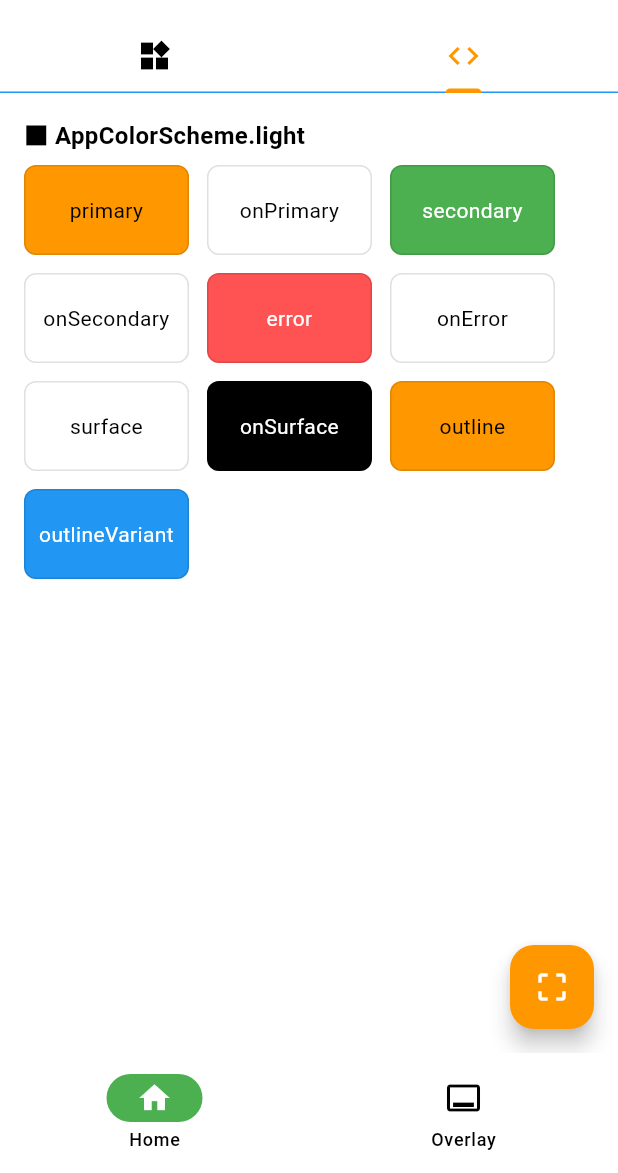
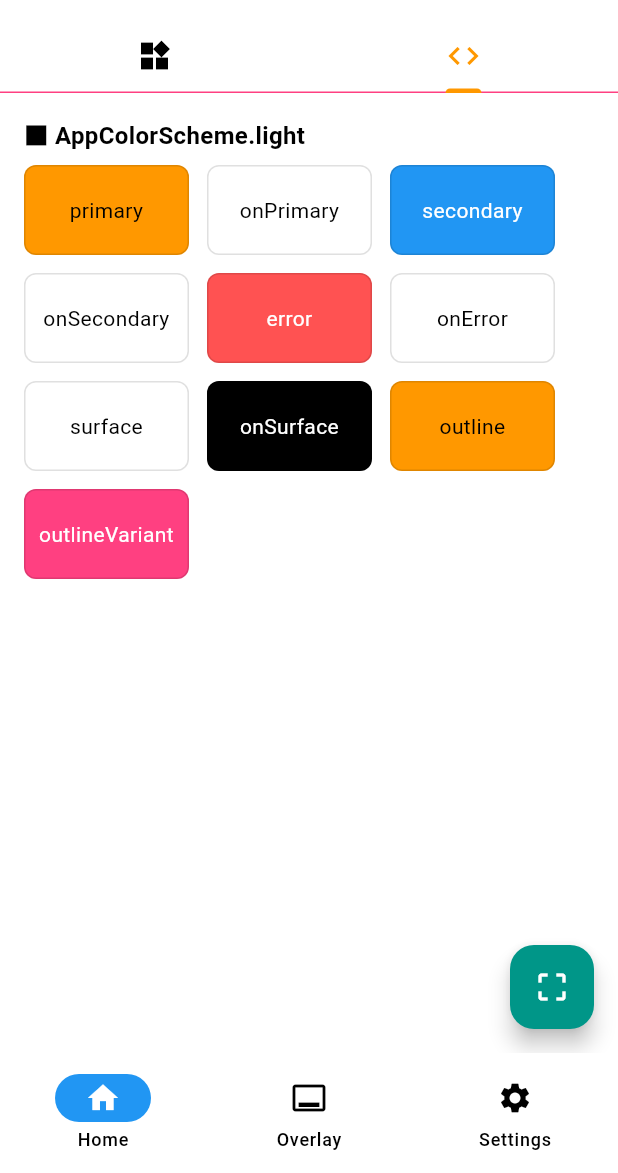
Before and after one commit to go5go69/flutter-color-scheme-sample, a Flutter app: the screen it shows after launch, tab 2 chosen, on a phone screen of 412 x 824 dp, the part 63-1236 px from its top. Run offline on Flutter 3.47's test engine with Material 3 defaults, Android fonts, the phone set to English and light mode, and no system bars; our stand-ins replace flutter_colorpicker, flutter_riverpod.

Commit message:
color_schemeを変更できるように修正

```diff
--- a/lib/main.dart
+++ b/lib/main.dart
@@ -1,20 +1,22 @@
 import 'package:flutter/material.dart';
+import 'package:flutter_color_scheme_sample/theme/color_scheme_provider.dart';
 import 'package:flutter_color_scheme_sample/presentation/root.dart';
-import 'package:flutter_color_scheme_sample/theme/app_color_scheme.dart';
 import 'package:flutter_riverpod/flutter_riverpod.dart';
 
 void main() {
   runApp(const ProviderScope(child: MyApp()));
 }
 
-class MyApp extends StatelessWidget {
+class MyApp extends ConsumerWidget {
   const MyApp({super.key});
   @override
-  Widget build(BuildContext context) {
+  Widget build(BuildContext context, WidgetRef ref) {
+    final cs = ref.watch(colorSchemeProvider);
+
     return MaterialApp(
       theme: ThemeData(
         useMaterial3: true,
-        colorScheme: AppColorScheme.light,
+        colorScheme: cs,
       ),
       home: Root(),
       debugShowCheckedModeBanner: false,
--- a/lib/presentation/root.dart
+++ b/lib/presentation/root.dart
@@ -1,6 +1,7 @@
 import 'package:flutter/material.dart';
 import 'package:flutter_color_scheme_sample/presentation/pages/dialog_snack_sheet_page.dart';
 import 'package:flutter_color_scheme_sample/presentation/pages/home_page.dart';
+import 'package:flutter_color_scheme_sample/presentation/pages/setting_page.dart';
 
 class Root extends StatefulWidget {
   const Root({super.key});
@@ -17,6 +18,7 @@ class _RootState extends State<Root> {
     final pages = <Widget>[
       HomePage(),
       DialogSnackSheetPage(),
+      SettingPage(),
     ];
     return Scaffold(
       body: pages[_navIndex],
@@ -32,10 +34,10 @@ class _RootState extends State<Root> {
             icon: Icon(Icons.call_to_action_outlined),
             label: 'Overlay',
           ),
-          // NavigationDestination(
-          //   icon: Icon(Icons.settings),
-          //   label: 'Settings',
-          // ),
+          NavigationDestination(
+            icon: Icon(Icons.settings),
+            label: 'Settings',
+          ),
         ],
       ),
     );
--- a/lib/presentation/tab_content/code_tab.dart
+++ b/lib/presentation/tab_content/code_tab.dart
@@ -1,16 +1,17 @@
 import 'package:flutter/material.dart';
 import 'package:flutter_color_scheme_sample/presentation/widgets/color_scheme_swatch.dart';
-import 'package:flutter_color_scheme_sample/theme/app_color_scheme.dart';
 
 class CodeTab extends StatelessWidget {
   const CodeTab({super.key});
 
   @override
   Widget build(BuildContext context) {
+    final cs = Theme.of(context).colorScheme;
+
     return SingleChildScrollView(
       padding: const EdgeInsets.all(16),
       child: ColorSchemeSwatch(
-        colorScheme: AppColorScheme.light,
+        colorScheme: cs,
       ),
     );
   }
--- a/lib/theme/app_color_scheme.dart
+++ /dev/null
@@ -1,19 +0,0 @@
-import 'package:flutter/material.dart';
-
-class AppColorScheme {
-  static const light = ColorScheme(
-    brightness: Brightness.light,
-    primary: Colors.orange,
-    onPrimary: Colors.white,
-    secondary: Colors.green,
-    onSecondary: Colors.white,
-    error: Colors.redAccent,
-    onError: Colors.white,
-    surface: Colors.white,
-    onSurface: Colors.black,
-    // OutlineButtonのborderColor,
-    outline: Colors.orange,
-    // Divider, tabBarのdividerColor
-    outlineVariant: Colors.blue,
-  );
-}
```
Also changed, not shown: lib/presentation/pages/setting_page.dart (added, +129 -0 lines), lib/theme/color_scheme_provider.dart (added, +58 -0 lines).
